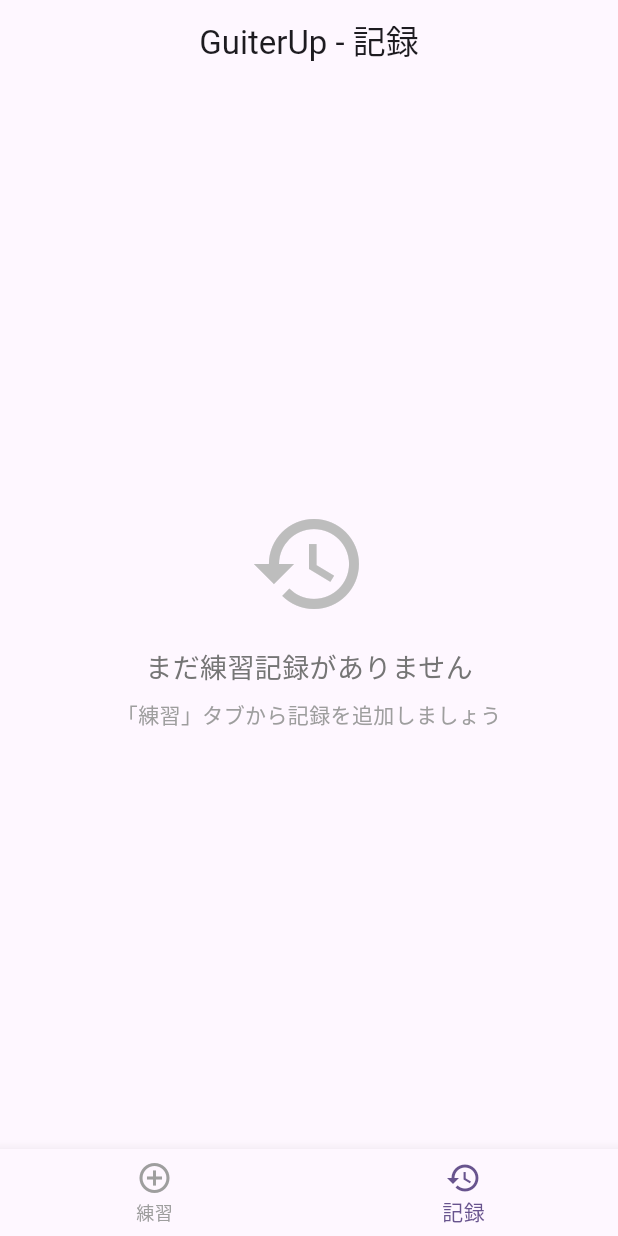
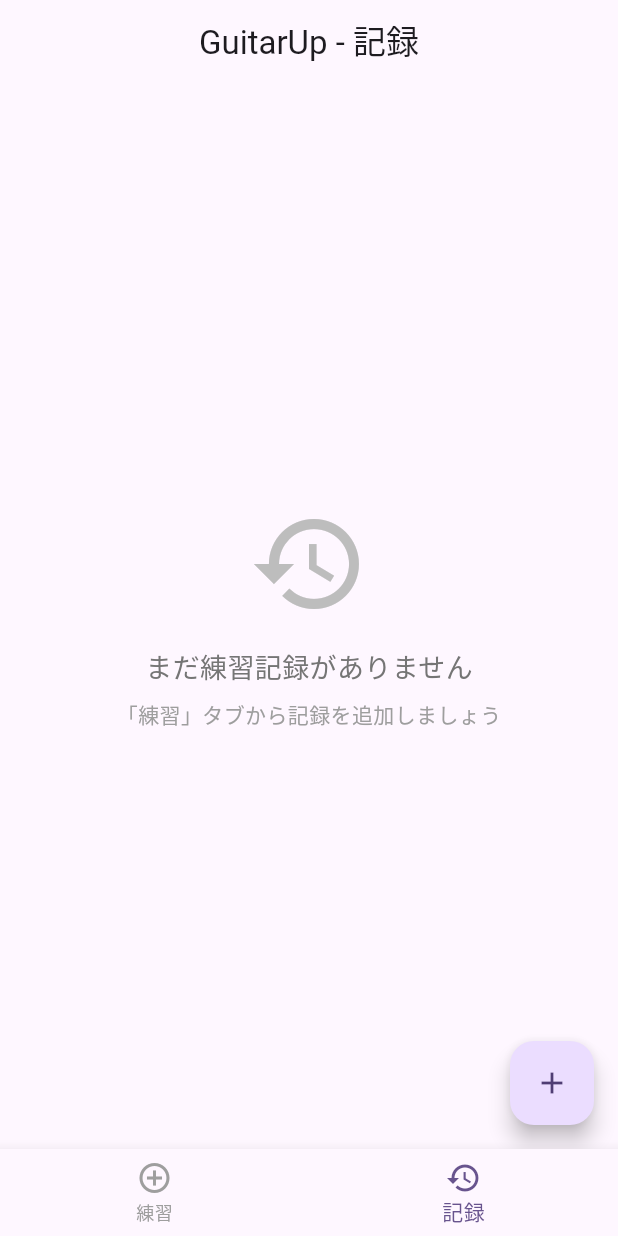
Before and after one commit to yomi4486/guitar_up, a Flutter app: the screen it shows after launch, item 2 of the bottom bar chosen, on a phone screen of 412 x 824 dp. Run offline on Flutter 3.47's test engine with Material 3 defaults, Android fonts, the light colour scheme and no system bars; our stand-ins replace image_picker, sqflite, video_player; accounts and stored records are empty.

Commit message:
名前とAppIconsを設定

```diff
--- a/lib/main.dart
+++ b/lib/main.dart
@@ -15,7 +15,7 @@ class MyApp extends StatelessWidget {
     return ChangeNotifierProvider(
       create: (_) => PracticeRecordsProvider()..loadRecords(),
       child: MaterialApp(
-        title: 'GuiterUp',
+        title: 'GuitarUp',
         theme: ThemeData(
           colorScheme: ColorScheme.fromSeed(
             seedColor: Colors.deepPurple,
--- a/lib/screens/practice_screen.dart
+++ b/lib/screens/practice_screen.dart
@@ -10,7 +10,7 @@ class PracticeScreen extends StatelessWidget {
   Widget build(BuildContext context) {
     return Scaffold(
       appBar: AppBar(
-        title: const Text('GuiterUp - 練習'),
+        title: const Text('GuitarUp - 練習'),
       ),
       body: SingleChildScrollView(
         child: Padding(
@@ -32,7 +32,7 @@ class PracticeScreen extends StatelessWidget {
                       ),
                       const SizedBox(height: 16),
                       Text(
-                        'ようこそ GuiterUp へ',
+                        'ようこそ GuitarUp へ',
                         style: Theme.of(context).textTheme.headlineSmall?.copyWith(
                               fontWeight: FontWeight.bold,
                             ),
--- a/lib/screens/records_screen.dart
+++ b/lib/screens/records_screen.dart
@@ -3,6 +3,7 @@ import 'package:provider/provider.dart';
 import 'package:intl/intl.dart';
 import '../services/practice_records_provider.dart';
 import 'practice_detail_screen.dart';
+import 'add_practice_screen.dart';
 
 class RecordsScreen extends StatelessWidget {
   const RecordsScreen({super.key});
@@ -11,7 +12,23 @@ class RecordsScreen extends StatelessWidget {
   Widget build(BuildContext context) {
     return Scaffold(
       appBar: AppBar(
-        title: const Text('GuiterUp - 記録'),
+        title: const Text('GuitarUp - 記録'),
+      ),
+      floatingActionButton: FloatingActionButton(
+        onPressed: () async {
+          final result = await Navigator.push(
+            context,
+            MaterialPageRoute(builder: (context) => const AddPracticeScreen()),
+          );
+
+          if (result == true) {
+            // If a new record was added, refresh the provider
+            final provider = Provider.of<PracticeRecordsProvider>(context, listen: false);
+            provider.loadRecords();
+          }
+        },
+        child: const Icon(Icons.add),
+        tooltip: '新しい記録を追加',
       ),
       body: Consumer<PracticeRecordsProvider>(
         builder: (context, provider, child) {
--- a/lib/services/database_service.dart
+++ b/lib/services/database_service.dart
@@ -18,7 +18,7 @@ class DatabaseService {
 
   Future<Database> _initDatabase() async {
     final databasesPath = await getDatabasesPath();
-    final path = join(databasesPath, 'guiter_up.db');
+    final path = join(databasesPath, 'guitar_up.db');
 
     return await openDatabase(
       path,
--- a/pubspec.yaml
+++ b/pubspec.yaml
@@ -1,4 +1,4 @@
-name: guiter_up
+name: guitar_up
 description: ギターの上達を記録できるアプリ
 publish_to: 'none'
 version: 1.0.0+1
@@ -40,5 +40,8 @@ dev_dependencies:
     sdk: flutter
   flutter_lints: ^3.0.0
 
+dependency_overrides:
+  flutter_inappwebview: ^6.1.5 # 多分あんま良くない
+
 flutter:
   uses-material-design: true
```
Also changed, not shown: pubspec.lock, 83 other files.
